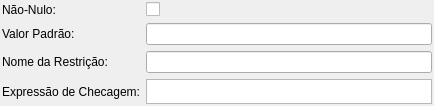
Qt form libpgmodeler_ui/ui/dominiowidget.ui (pgmodeler/pgmodeler) before a commit.
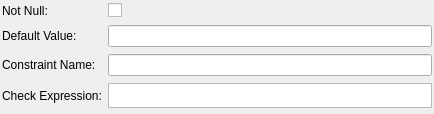
The same form after that commit.

What changed in the file:
```diff
--- a/libpgmodeler_ui/ui/dominiowidget.ui
+++ b/libpgmodeler_ui/ui/dominiowidget.ui
@@ -7,7 +7,7 @@
     <x>0</x>
     <y>0</y>
     <width>434</width>
-    <height>106</height>
+    <height>114</height>
    </rect>
   </property>
   <property name="windowTitle">
@@ -23,7 +23,7 @@
    <item row="0" column="0">
     <widget class="QLabel" name="nao_nulo_lbl">
      <property name="text">
-      <string>Não-Nulo:</string>
+      <string>Not Null:</string>
      </property>
     </widget>
    </item>
@@ -37,7 +37,7 @@
    <item row="1" column="0">
     <widget class="QLabel" name="valor_padrao_lbl">
      <property name="text">
-      <string>Valor Padrão:</string>
+      <string>Default Value:</string>
      </property>
     </widget>
    </item>
@@ -47,7 +47,7 @@
    <item row="2" column="0">
     <widget class="QLabel" name="nome_rest_lbl">
      <property name="text">
-      <string>Nome da Restrição:</string>
+      <string>Constraint Name:</string>
      </property>
     </widget>
    </item>
@@ -57,7 +57,7 @@
    <item row="3" column="0">
     <widget class="QLabel" name="expr_checagem_lbl">
      <property name="text">
-      <string>Expressão de Checagem:</string>
+      <string>Check Expression:</string>
      </property>
     </widget>
    </item>
```
